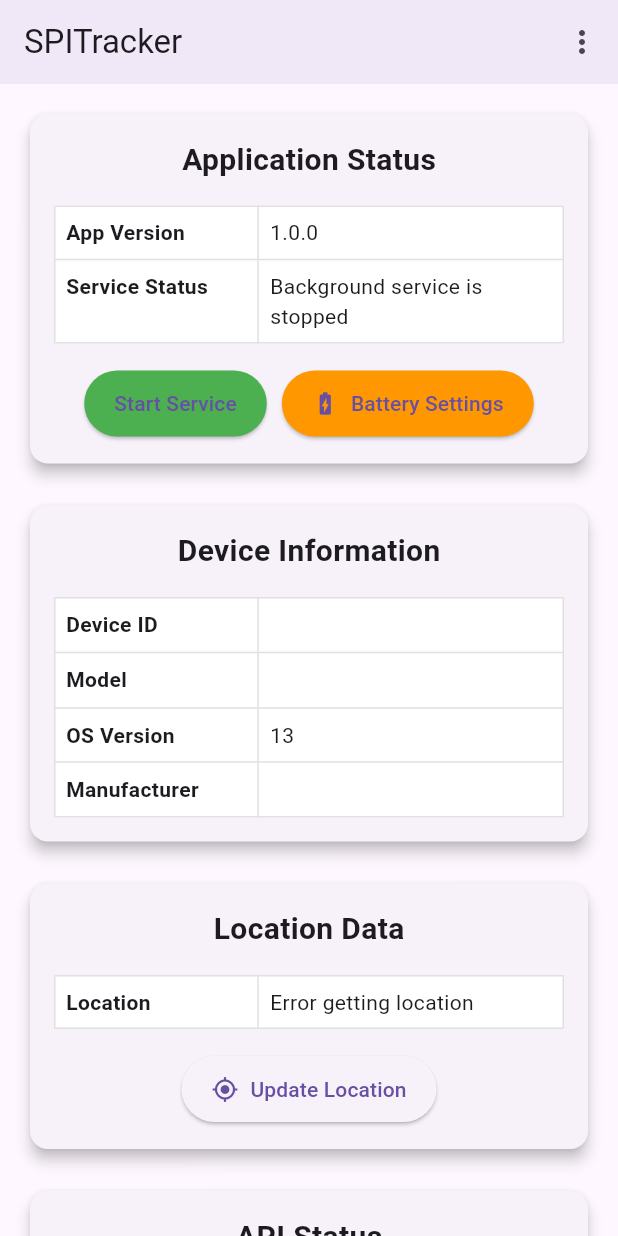
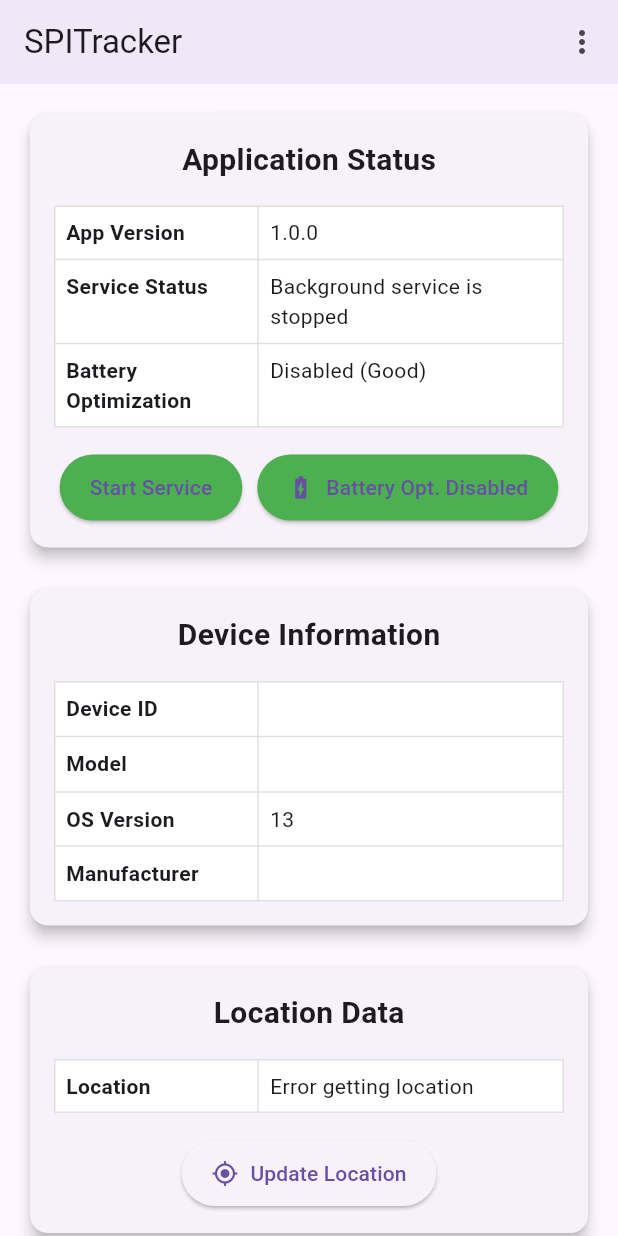
Before and after one commit to forgetz/spitracker, a Flutter app: the screen it shows after launch, after a tap on "Start Service", on a phone screen of 412 x 824 dp. Run offline on Flutter 3.47's test engine with Material 3 defaults, Android fonts, the light colour scheme and no system bars; our stand-ins replace device_info_plus, geolocator, package_info_plus, permission_handler; missing offline and left inert: app_settings, flutter_background_service, flutter_background_service_android.

Commit message:
version 1.5.4

```diff
--- a/lib/main.dart
+++ b/lib/main.dart
@@ -59,6 +59,7 @@ class _MyHomePageState extends State<MyHomePage> {
   String _serviceStatus = "Checking..."; // Add service status tracking
   String _locationInfo = "Location not available"; // Add location info tracking
   String _appVersion = "Loading application version";
+  bool _isIgnoringBatteryOptimization = false;
 
   final LocationService _locationService = LocationService();
   final DeviceInfoService _deviceInfoService = DeviceInfoService();
@@ -85,6 +86,7 @@ class _MyHomePageState extends State<MyHomePage> {
     _checkServiceStatus();
     _checkLocationPermission();
     _updateLocationInfo();
+    _checkBatteryOptimizationStatus();
   }
 
   // Add method to check background service status
@@ -141,6 +143,24 @@ class _MyHomePageState extends State<MyHomePage> {
     }
   }
 
+  // Add this method to check battery optimization status
+  Future<void> _checkBatteryOptimizationStatus() async {
+    if (Platform.isAndroid) {
+      try {
+        bool isIgnoring = await Permission.ignoreBatteryOptimizations.isGranted;
+        setState(() {
+          _isIgnoringBatteryOptimization = isIgnoring;
+        });
+        myPrint("Battery optimization ignored: $isIgnoring");
+      } catch (e) {
+        myPrint("Error checking battery optimization status: $e");
+        setState(() {
+          _isIgnoringBatteryOptimization = false;
+        });
+      }
+    }
+  }
+
   void _toggleBackgroundService() async {
     if (_isBackgroundEnabled) {
       await _backgroundService.stopService();
@@ -179,16 +199,22 @@ class _MyHomePageState extends State<MyHomePage> {
     });
   }
 
-  // Add method to open battery optimization settings
+  // Modify your _openBatteryOptimizationSettings method to update status after settings change
   Future<void> _openBatteryOptimizationSettings() async {
     if (Platform.isAndroid) {
       try {
         // Use app_settings package with the correct method
         await AppSettings.openAppSettings(type: AppSettingsType.batteryOptimization);
+        // Check status again after a delay to allow user to make changes
+        Future.delayed(Duration(seconds: 2), () {
+          _checkBatteryOptimizationStatus();
+        });
       } catch (e) {
         // Fallback to permission_handler if app_settings fails
         try {
           await Permission.ignoreBatteryOptimizations.request();
+          // Check status immediately after request
+          _checkBatteryOptimizationStatus();
         } catch (e2) {
           myPrint("Failed to open settings: $e2");
           // Show a dialog with instructions if both methods fail
@@ -292,6 +318,7 @@ class _MyHomePageState extends State<MyHomePage> {
                       _buildInfoTable([
                         {"App Version": _appVersion},
                         {"Service Status": _serviceStatus},
+                        {"Battery Optimization": _isIgnoringBatteryOptimization ? "Disabled (Good)" : "Enabled (May affect background service)"},
                       ]),
                       SizedBox(height: 16),
                       Row(
@@ -310,9 +337,11 @@ class _MyHomePageState extends State<MyHomePage> {
                           ElevatedButton.icon(
                             onPressed: _openBatteryOptimizationSettings,
                             icon: Icon(Icons.battery_charging_full),
-                            label: Text("Battery Settings"),
+                            label: Text(_isIgnoringBatteryOptimization
+                                ? "Battery Opt. Disabled"
+                                : "Disable Battery Opt."),
                             style: ElevatedButton.styleFrom(
-                              backgroundColor: Colors.orange,
+                              backgroundColor: _isIgnoringBatteryOptimization ? Colors.green : Colors.orange,
                               padding: EdgeInsets.symmetric(horizontal: 20, vertical: 12),
                               shape: RoundedRectangleBorder(borderRadius: BorderRadius.circular(30)),
                             ),
@@ -439,6 +468,7 @@ class _MyHomePageState extends State<MyHomePage> {
                   onPressed: () {
                     _checkServiceStatus();
                     _updateLocationInfo();
+                    _checkBatteryOptimizationStatus();
                     ScaffoldMessenger.of(context).showSnackBar(
                       SnackBar(content: Text("Status refreshed"))
                     );
```
Also changed, not shown: 1 other file.
